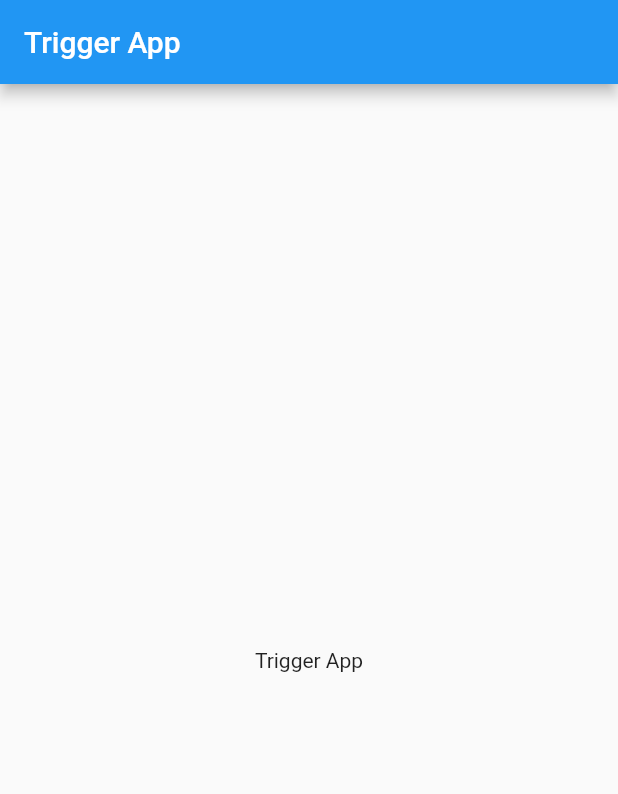
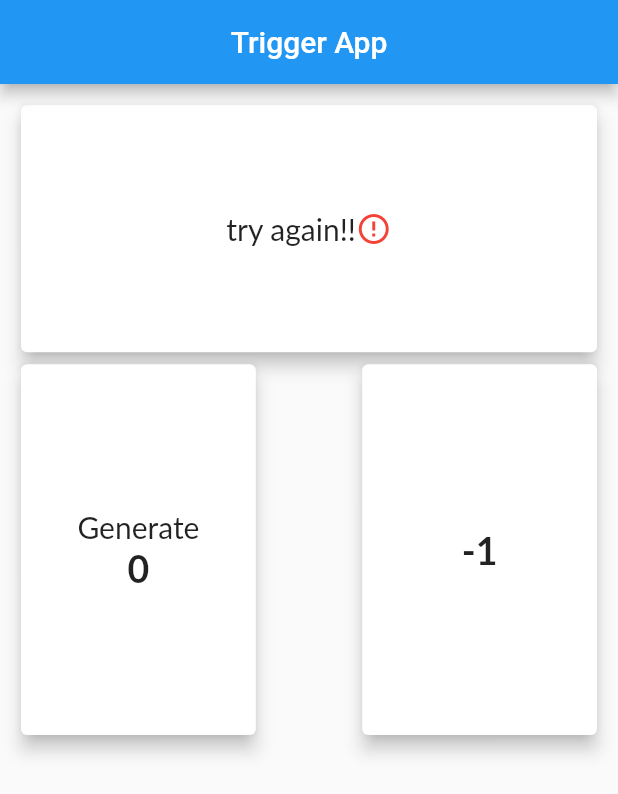
Before and after one commit to abhinavkumar98/trigger_app, a Flutter app: the screen it shows after launch, on a phone screen of 412 x 824 dp. Shown: the top 794 px of the screen. Run offline on Flutter 3.47's test engine with Material 2 defaults, Android fonts, the phone set to English and light mode, and no system bars; our stand-ins replace bloc, flutter_bloc; Roboto replaces fonts that are missing (Lato).

Commit message:
Ui implemented with responsive screen and all functionality, only repository provider part is pending

```diff
--- a/lib/cubit/random_cubit.dart
+++ b/lib/cubit/random_cubit.dart
@@ -1,8 +1,19 @@
+import 'dart:math';
+
 import 'package:bloc/bloc.dart';
 import 'package:meta/meta.dart';
 
 part 'random_state.dart';
 
-class RandomCubit extends Cubit<RandomState> {
-  RandomCubit() : super(RandomInitial());
+class RandomCubit extends Cubit<int> {
+  RandomCubit() : super(-1);
+  final random = Random();
+  int? randomNumber;
+  int increment = 0;
+
+  var timestamp = DateTime.now().second.toString();
+  void generateRandomNumber({int minValue = 0, maxValue = 59}){
+    randomNumber = minValue + random.nextInt(maxValue);
+    emit(randomNumber!);
+  }
 }
--- a/lib/cubit/random_state.dart
+++ b/lib/cubit/random_state.dart
@@ -4,3 +4,13 @@ part of 'random_cubit.dart';
 abstract class RandomState {}
 
 class RandomInitial extends RandomState {}
+
+class RandomPageSuccessState extends RandomState {
+  RandomPageSuccessState({this.message});
+  final String? message;
+}
+
+class RandomPageErrorState extends RandomState {
+  RandomPageErrorState({this.message});
+  final String? message;
+}
--- a/lib/home_page.dart
+++ /dev/null
@@ -1,21 +0,0 @@
-import 'package:flutter/material.dart';
-
-
-class HomePage extends StatefulWidget {
-  const HomePage({Key? key}) : super(key: key);
-
-  @override
-  State<HomePage> createState() => _HomePageState();
-}
-
-class _HomePageState extends State<HomePage> {
-  @override
-  Widget build(BuildContext context) {
-    return Scaffold(
-       appBar: AppBar(title: const Text("Trigger App")),
-      body: const Center(
-        child: Text("Trigger App"),
-      ),
-    );
-  }
-}
--- /dev/null
+++ b/lib/home_screen.dart
@@ -0,0 +1,153 @@
+import 'package:flutter/material.dart';
+import 'package:flutter_bloc/flutter_bloc.dart';
+import 'package:trigger_app/constant/font_style.dart';
+import 'package:trigger_app/cubit/random_cubit.dart';
+
+class HomeScreen extends StatefulWidget {
+  const HomeScreen({Key? key}) : super(key: key);
+
+  @override
+  State<HomeScreen> createState() => _HomeScreenState();
+}
+
+class _HomeScreenState extends State<HomeScreen> {
+  int _counter = 0;
+  @override
+  Widget build(BuildContext context) {
+    @override
+    void initState() {
+      super.initState();
+    }
+    return Scaffold(
+        appBar: AppBar(title: const Center(child: Text("Trigger App"))),
+        body: _buildUi()
+    );
+  }
+
+  Widget _buildUi(){
+    var width = MediaQuery.of(context).size.width;
+    var height = MediaQuery.of(context).size.height;
+    RandomCubit randomCubit;
+    randomCubit = RandomCubit();
+    var getvalue = randomCubit.timestamp.toString();
+    return Container(
+      padding: const EdgeInsets.all(10),
+      child: Column(
+        children: [
+          Card(
+            elevation: 5,
+            child: Container(
+              width: width,
+              height: height * 0.2,
+              decoration: BoxDecoration(
+                borderRadius: BorderRadius.circular(8),
+              ),
+              child: BlocBuilder<RandomCubit, int>(
+                builder: (context, state) {
+                  return Center(
+                    child: getvalue.toString() == state.toString()
+                        ? Row(
+                      mainAxisAlignment: MainAxisAlignment.center,
+                      children: [
+                        Text("Success",
+                            style: AppFontStyle.successTextStyle()),
+                        const Icon(
+                          Icons.check_circle,
+                          color: Colors.green,
+                        ),
+                        Padding(
+                          padding: const EdgeInsets.only(right: 8),
+                          child: Text("${_counter+1}".toString(),style: AppFontStyle.successTextStyle()),
+                        ),
+                      ],
+                    )
+                        : Row(
+                      mainAxisAlignment: MainAxisAlignment.center,
+                      children: [
+                        Text("try again!!",
+                            style: AppFontStyle.titleTextStyle()),
+                        const Icon(Icons.error_outline,
+                            color: Colors.red)
+                      ],
+                    ),
+                  );
+                },
+              ),
+            ),
+          ),
+          Row(
+            mainAxisAlignment: MainAxisAlignment.spaceBetween,
+            crossAxisAlignment: CrossAxisAlignment.center,
+            children: [
+              BlocBuilder<RandomCubit, int>(
+                builder: (context, state) {
+                  return InkWell(
+                    onTap: () {
+                      if(getvalue.toString() == state.toString()){
+                        _incrementCounter();
+                      }
+                      setState(() {
+                        context.read<RandomCubit>().generateRandomNumber();
+                        getvalue = randomCubit.timestamp;
+                      });
+                    },
+                    child: Card(
+                      elevation: 5,
+                      child: Container(
+                        width: width * 0.38,
+                        height: height * 0.3,
+                        decoration: BoxDecoration(
+                          borderRadius: BorderRadius.circular(8),
+                        ),
+                        child: Center(
+                          child: Column(
+                            crossAxisAlignment: CrossAxisAlignment.center,
+                            mainAxisAlignment: MainAxisAlignment.center,
+                            children: [
+                              Text("Generate",
+                                  style: AppFontStyle.titleTextStyle(),
+                                textAlign: TextAlign.center,
+                              ),
+                              Text(
+                                getvalue,
+                                style: AppFontStyle.numberTextStyle(),
+                              )
+                            ],
+                          ),
+                        ),
+                      ),
+                    ),
+                  );
+                },
+              ),
+              Card(
+                elevation: 5,
+                child: Container(
+                  width: width * 0.38,
+                  height: height * 0.3,
+                  decoration: BoxDecoration(
+                    borderRadius: BorderRadius.circular(8),
+                  ),
+                  child: Center(
+                    child: BlocBuilder<RandomCubit, int>(
+                      builder: (context, state) {
+                        return Text("$state",
+                            style: AppFontStyle.headerTextStyle());
+                      },
+                    ),
+                  ),
+                ),
+              )
+            ],
+          )
+        ],
+      ),
+    );
+
+  }
+  void _incrementCounter() {
+    setState(() {
+      _counter++;
+    });
+  }
+}
--- a/lib/main.dart
+++ b/lib/main.dart
@@ -1,6 +1,7 @@
 import 'package:flutter/material.dart';
-
-import 'home_page.dart';
+import 'package:flutter_bloc/flutter_bloc.dart';
+import 'package:trigger_app/cubit/random_cubit.dart';
+import 'package:trigger_app/home_screen.dart';
 
 void main() {
   runApp(const MyApp());
@@ -10,13 +11,16 @@ class MyApp extends StatelessWidget {
   const MyApp({super.key});
   @override
   Widget build(BuildContext context) {
-    return MaterialApp(
-      title: 'Flutter Demo',
-      debugShowCheckedModeBanner: false,
-      theme: ThemeData(
-        primarySwatch: Colors.blue,
+    return BlocProvider(
+      create: (context) => RandomCubit(),
+      child: MaterialApp(
+        title: 'Flutter Demo',
+        debugShowCheckedModeBanner: false,
+        theme: ThemeData(
+          primarySwatch: Colors.blue,
+        ),
+        home:  const HomeScreen(),
       ),
-      home: const HomePage(),
     );
   }
 }
```
